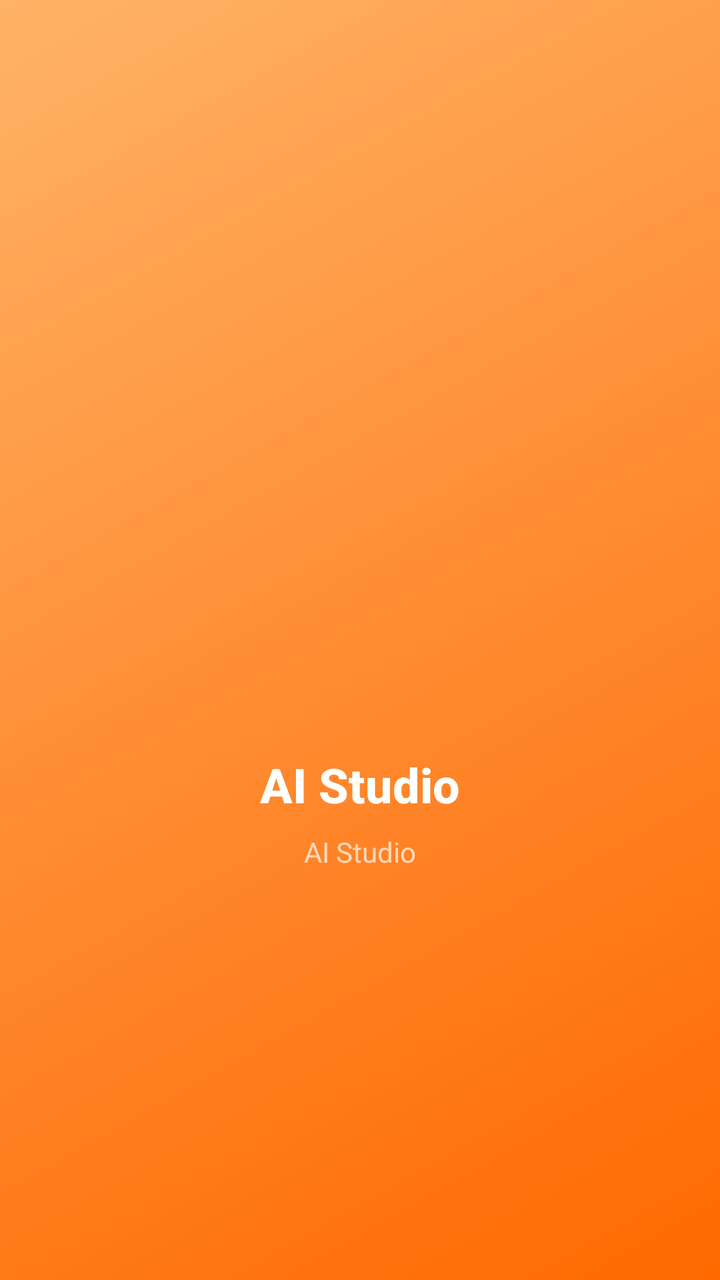
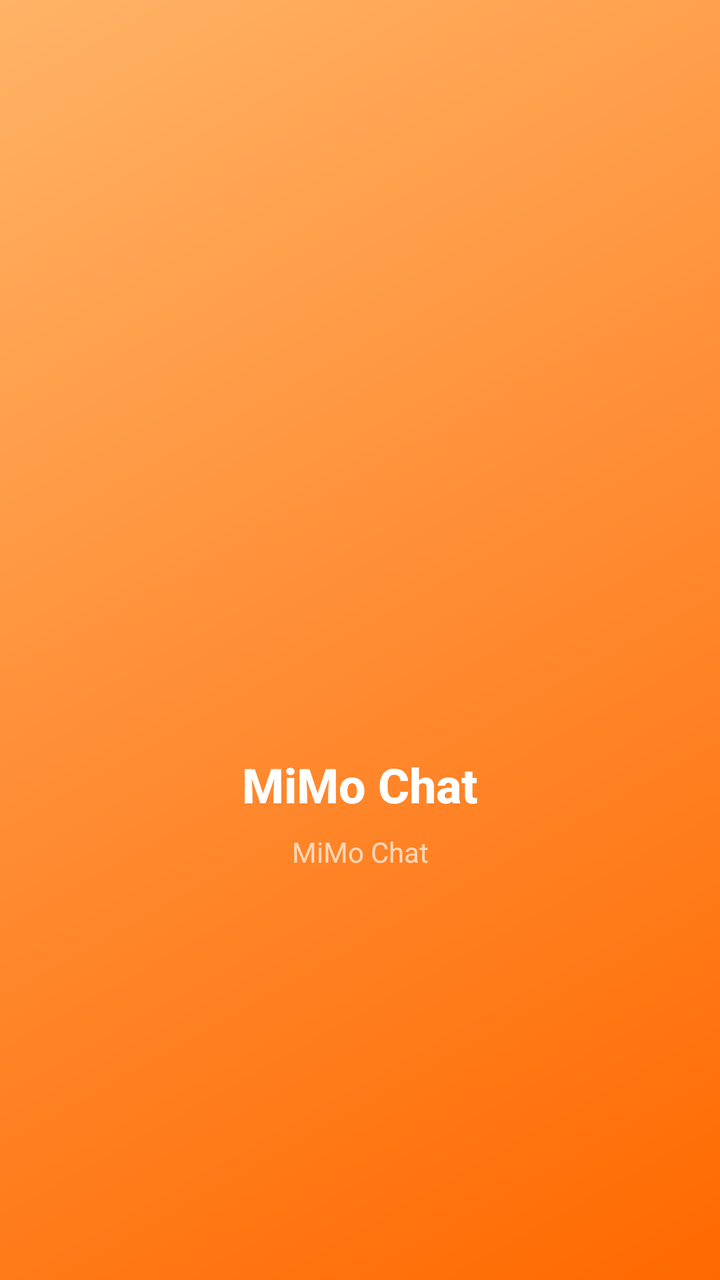

Compare the two renders of this Android layout. The source of the first and the diff that turns it into the second are given below.
<!-- AndroidManifest.xml: activity theme Theme.AiStudio.Splash -->
<!-- res/layout/activity_splash.xml -->
<?xml version="1.0" encoding="utf-8"?>
<androidx.constraintlayout.widget.ConstraintLayout
    xmlns:android="http://schemas.android.com/apk/res/android"
    xmlns:app="http://schemas.android.com/apk/res-auto"
    android:layout_width="match_parent"
    android:layout_height="match_parent"
    android:background="@drawable/splash_background">

    <ImageView
        android:id="@+id/splashLogo"
        android:layout_width="120dp"
        android:layout_height="120dp"
        android:src="@mipmap/ic_launcher"
        android:contentDescription="Logo"
        app:layout_constraintBottom_toTopOf="@+id/splashText"
        app:layout_constraintEnd_toEndOf="parent"
        app:layout_constraintStart_toStartOf="parent"
        app:layout_constraintTop_toTopOf="parent"
        app:layout_constraintVertical_chainStyle="packed" />

    <TextView
        android:id="@+id/splashText"
        android:layout_width="wrap_content"
        android:layout_height="wrap_content"
        android:layout_marginTop="24dp"
        android:text="@string/app_name"
        android:textColor="#FFFFFF"
        android:textSize="24sp"
        android:textStyle="bold"
        android:fontFamily="sans-serif-medium"
        app:layout_constraintBottom_toBottomOf="parent"
        app:layout_constraintEnd_toEndOf="parent"
        app:layout_constraintStart_toStartOf="parent"
        app:layout_constraintTop_toBottomOf="@id/splashLogo" />

    <TextView
        android:id="@+id/splashTagline"
        android:layout_width="wrap_content"
        android:layout_height="wrap_content"
        android:layout_marginTop="8dp"
        android:text="AI Studio"
        android:textColor="#B0FFFFFF"
        android:textSize="14sp"
        app:layout_constraintEnd_toEndOf="parent"
        app:layout_constraintStart_toStartOf="parent"
        app:layout_constraintTop_toBottomOf="@id/splashText" />

</androidx.constraintlayout.widget.ConstraintLayout>
<!-- resources referenced by this layout -->
<resources>
  <!-- drawable splash_background (drawable) -->
  <?xml version="1.0" encoding="utf-8"?>
  <layer-list xmlns:android="http://schemas.android.com/apk/res/android">
      <item>
          <shape android:shape="rectangle">
              <gradient
                  android:startColor="#FF6900"
                  android:centerColor="#FF8C33"
                  android:endColor="#FFB366"
                  android:angle="135" />
          </shape>
      </item>
  </layer-list>
  <!-- mipmap ic_launcher (mipmap-anydpi-v26) -->
  <?xml version="1.0" encoding="utf-8"?>
  <adaptive-icon xmlns:android="http://schemas.android.com/apk/res/android">
      <background android:drawable="@color/ic_launcher_background"/>
      <foreground android:drawable="@drawable/ic_launcher_foreground"/>
  </adaptive-icon>
  <string name="app_name">AI Studio</string>
  <style name="Theme.AiStudio.Splash" parent="Theme.MaterialComponents.Light.NoActionBar">
          <item name="android:windowBackground">@color/primary</item>
          <item name="android:statusBarColor">@color/primary</item>
          <item name="android:navigationBarColor">@color/primary</item>
          <item name="android:windowFullscreen">true</item>
      </style>
  <color name="ic_launcher_background">#FF6900</color>
  <!-- drawable ic_launcher_foreground (drawable) -->
  <?xml version="1.0" encoding="utf-8"?>
  <vector xmlns:android="http://schemas.android.com/apk/res/android"
      android:width="108dp"
      android:height="108dp"
      android:viewportWidth="108"
      android:viewportHeight="108">
      <path
          android:fillColor="#FFFFFF"
          android:pathData="M54,30 L74,54 L54,78 L34,54 Z"/>
      <path
          android:fillColor="#FFD700"
          android:pathData="M54,40 L66,54 L54,68 L42,54 Z"/>
  </vector>
  <color name="primary">#FF6900</color>
</resources>

<!-- the commit's change to res/layout/activity_splash.xml (unified diff, before → after) -->
@@ -38,7 +38,7 @@
         android:layout_width="wrap_content"
         android:layout_height="wrap_content"
         android:layout_marginTop="8dp"
-        android:text="AI Studio"
+        android:text="MiMo Chat"
         android:textColor="#B0FFFFFF"
         android:textSize="14sp"
         app:layout_constraintEnd_toEndOf="parent"
<!-- resource entries referenced after the edit -->
@@ -19,8 +19,8 @@
       <background android:drawable="@color/ic_launcher_background"/>
       <foreground android:drawable="@drawable/ic_launcher_foreground"/>
   </adaptive-icon>
-  <string name="app_name">AI Studio</string>
-  <style name="Theme.AiStudio.Splash" parent="Theme.MaterialComponents.Light.NoActionBar">
+  <string name="app_name">MiMo Chat</string>
+  <style name="Theme.MiMoChat.Splash" parent="Theme.MaterialComponents.Light.NoActionBar">
           <item name="android:windowBackground">@color/primary</item>
           <item name="android:statusBarColor">@color/primary</item>
           <item name="android:navigationBarColor">@color/primary</item>
